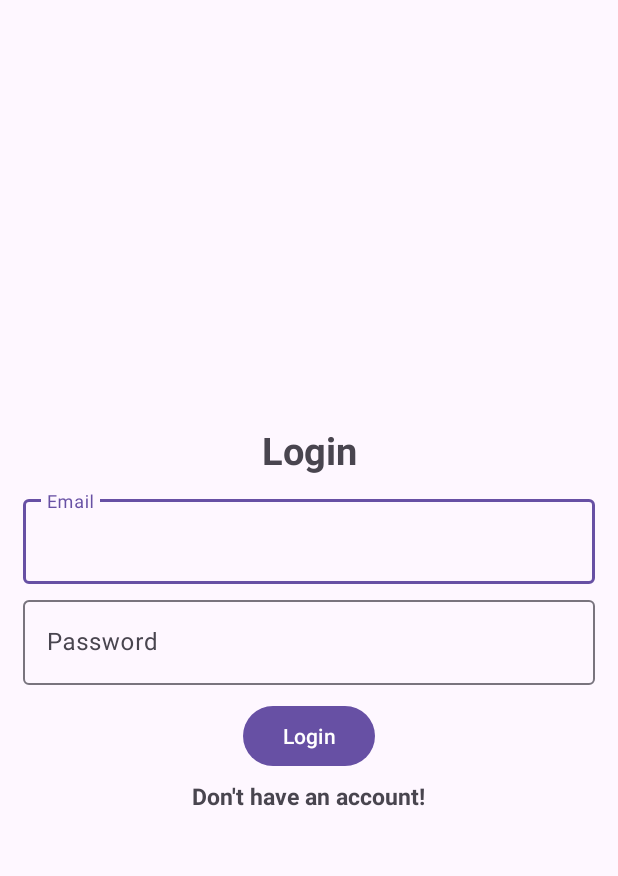
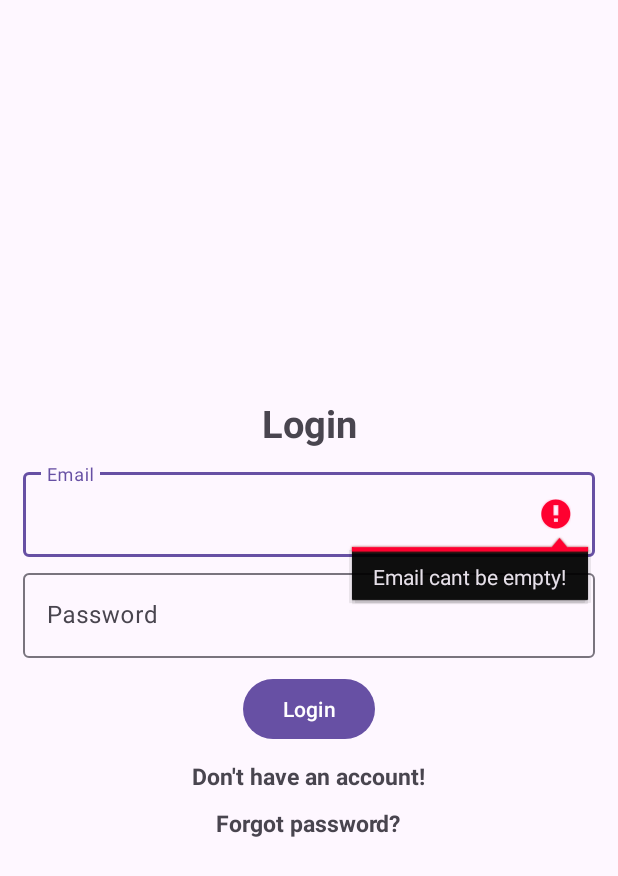
Before and after one commit to Abolfazl-K/Image_Recognition, an Android app: the screen it shows after launch (Login), after a tap on "Login", on a phone screen of 412 x 824 dp. Shown: the top 876 px of the screen. Run offline under Robolectric (Android 15) with nearby library versions, the phone set to English and light mode, and no system bars; our stand-ins replace Firebase (no records; nobody signed in at launch, a user with empty details on screens opened directly).

Commit message:
login and register are doing just fine! //TODO reset password

```diff
--- a/app/build.gradle
+++ b/app/build.gradle
@@ -40,7 +40,9 @@ dependencies {
     implementation 'com.google.android.material:material:1.9.0'
     implementation 'androidx.constraintlayout:constraintlayout:2.1.4'
     implementation 'com.google.firebase:firebase-auth-ktx:22.0.0'
+    implementation 'com.google.firebase:firebase-database-ktx:20.2.1'
     testImplementation 'junit:junit:4.13.2'
     androidTestImplementation 'androidx.test.ext:junit:1.1.5'
     androidTestImplementation 'androidx.test.espresso:espresso-core:3.5.1'
+    implementation "com.google.firebase:firebase-auth:22.0.0"
 }
--- a/app/src/main/java/com/example/imagerecognition/Login.kt
+++ b/app/src/main/java/com/example/imagerecognition/Login.kt
@@ -10,6 +10,7 @@ import android.widget.TextView
 import android.widget.Toast
 import com.google.android.material.textfield.TextInputEditText
 import com.google.firebase.auth.FirebaseAuth
+import com.google.firebase.auth.FirebaseUser
 
 class Login : AppCompatActivity() {
     private val mAuth: FirebaseAuth = FirebaseAuth.getInstance()
@@ -19,6 +20,7 @@ class Login : AppCompatActivity() {
     private lateinit var btnLogin: Button
     private lateinit var progressBar: ProgressBar
     private lateinit var registerNow:TextView
+    private lateinit var forgotPass:TextView
     override fun onCreate(savedInstanceState: Bundle?) {
         super.onCreate(savedInstanceState)
         setContentView(R.layout.activity_login)
@@ -28,6 +30,11 @@ class Login : AppCompatActivity() {
         btnLogin = findViewById(R.id.btn_login)
         progressBar = findViewById(R.id.progressBar)
         registerNow = findViewById(R.id.registerNow)
+        forgotPass = findViewById(R.id.forgotPass)
+
+        forgotPass.setOnClickListener {
+
+        }
 
         registerNow.setOnClickListener{
             val intent = Intent(applicationContext, Register::class.java)
@@ -37,17 +44,17 @@ class Login : AppCompatActivity() {
 
         btnLogin.setOnClickListener {
             progressBar.visibility = View.VISIBLE
-            val email: String = emailInput.text.toString()
+            val email: String = emailInput.text.toString().trim()
             val password: String = passInput.text.toString()
 
             if(email.isEmpty()){
-                Toast.makeText(this, "Email cant be empty!", Toast.LENGTH_SHORT).show()
+                emailInput.error = "Email cant be empty!"
                 progressBar.visibility = View.GONE
                 return@setOnClickListener
             }
 
             if(password.isEmpty()){
-                Toast.makeText(this, "Password cant be empty!", Toast.LENGTH_SHORT).show()
+                passInput.error = "Password cant be empty!"
                 progressBar.visibility = View.GONE
                 return@setOnClickListener
             }
@@ -56,6 +63,8 @@ class Login : AppCompatActivity() {
                 .addOnCompleteListener(this) { task ->
                     progressBar.visibility = View.GONE
                     if (task.isSuccessful) {
+                        val user:FirebaseUser = FirebaseAuth.getInstance().currentUser!!
+                        if(user.isEmailVerified){
                             // Sign in success, update UI with the signed-in user's information
                             Toast.makeText(
                                 baseContext,
@@ -65,7 +74,14 @@ class Login : AppCompatActivity() {
                             val intent = Intent(applicationContext, MainActivity::class.java)
                             startActivity(intent)
                             finish()
-
+                        }else{
+                            user.sendEmailVerification()
+                            Toast.makeText(
+                                baseContext,
+                                "Please verify your email and try again!",
+                                Toast.LENGTH_SHORT,
+                            ).show()
+                        }
                     } else {
                         // If sign in fails, display a message to the user.
                         Toast.makeText(
@@ -83,7 +99,7 @@ class Login : AppCompatActivity() {
         super.onStart()
         // Check if user is signed in (non-null) and update UI accordingly.
         val currentUser = mAuth.currentUser
-        if (currentUser != null) {
+        if (currentUser != null && mAuth.currentUser?.isEmailVerified  == true  ) {
             val intent = Intent(applicationContext, MainActivity::class.java)
             startActivity(intent)
             finish()
--- a/app/src/main/res/layout/activity_login.xml
+++ b/app/src/main/res/layout/activity_login.xml
@@ -60,9 +60,19 @@
         android:layout_height="wrap_content"
         android:text="@string/dont_have_an_account"
         android:textStyle="bold"
-        android:layout_marginTop="5dp"
+        android:layout_marginTop="10dp"
         android:gravity="center"
         android:id="@+id/registerNow"
         android:textSize="15sp"/>
 
+    <TextView
+        android:layout_width="wrap_content"
+        android:layout_height="wrap_content"
+        android:text="@string/forgot_password"
+        android:textStyle="bold"
+        android:layout_marginTop="10dp"
+        android:gravity="center"
+        android:id="@+id/forgotPass"
+        android:textSize="15sp"/>
+
 </LinearLayout>
--- a/app/src/main/res/values/strings.xml
+++ b/app/src/main/res/values/strings.xml
@@ -10,4 +10,7 @@
     <string name="already_have_an_account">Already have an account!</string>
     <string name="dont_have_an_account">Don\'t have an account!</string>
     <string name="logout">Logout</string>
+    <string name="forgot_password">Forgot password?</string>
+    <string name="reset_password">Reset Password</string>
+    <string name="reset">RESET</string>
 </resources>
```
Also changed, not shown: app/src/main/AndroidManifest.xml (+9 -7 lines), app/src/main/java/com/example/imagerecognition/Register.kt (+28 -6 lines), app/src/main/java/com/example/imagerecognition/ResetPass.kt (added, +41 -0 lines), app/src/main/res/layout/activity_reset_pass.xml (added, +45 -0 lines). Lines whose indentation alone changed are shown as unchanged.
